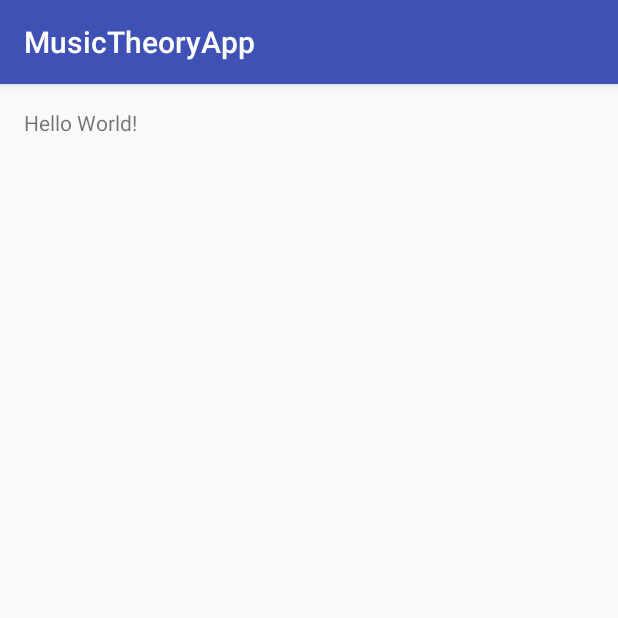
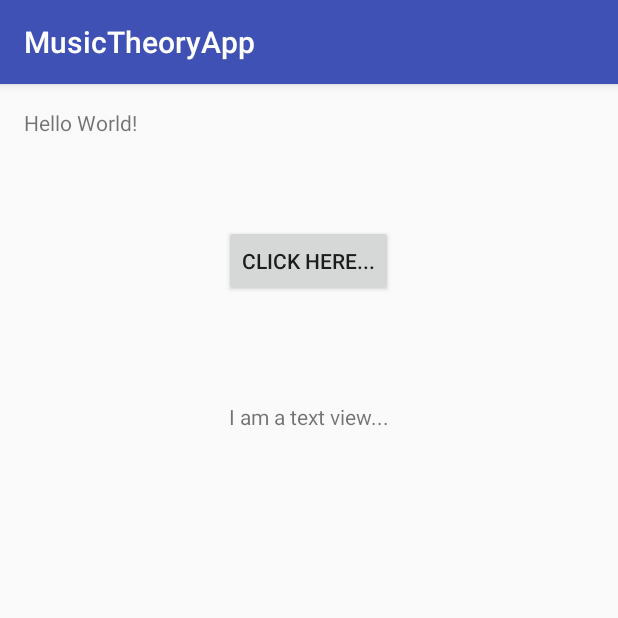
Before and after one commit to jacobcarey/team-1-android-app, an Android app: the screen it shows after launch (MainActivity), on a phone screen of 412 x 824 dp, the top half of it. Run offline under Robolectric (Android 15) with nearby library versions, the phone set to English and light mode, and no system bars.

Commit message:
Second commit. JC.

```diff
--- a/app/src/main/java/com/project/one/team/musictheoryapp/MainActivity.java
+++ b/app/src/main/java/com/project/one/team/musictheoryapp/MainActivity.java
@@ -2,12 +2,31 @@ package com.project.one.team.musictheoryapp;
 
 import android.support.v7.app.AppCompatActivity;
 import android.os.Bundle;
+import android.view.View;
+import android.widget.Button;
+import android.widget.TextView;
 
 public class MainActivity extends AppCompatActivity {
+
+    private Button testButton;
 
     @Override
     protected void onCreate(Bundle savedInstanceState) {
         super.onCreate(savedInstanceState);
         setContentView(R.layout.activity_main);
+
+        // Find button by ID.
+        testButton = (Button) findViewById(R.id.testButtonId);
+        testButton.setOnClickListener(new View.OnClickListener() {
+
+            @Override
+            public void onClick(View view) {
+                TextView txtView = (TextView) findViewById(R.id.testTextViewId);
+                txtView.setText("Would you look at that!");
+            }
+        });
+
     }
+
+
 }
--- a/app/src/main/res/layout/activity_main.xml
+++ b/app/src/main/res/layout/activity_main.xml
@@ -14,4 +14,22 @@
         android:layout_width="wrap_content"
         android:layout_height="wrap_content"
         android:text="Hello World!" />
+
+    <Button
+        android:text="Click here..."
+        android:layout_width="wrap_content"
+        android:layout_height="wrap_content"
+        android:id="@+id/testButtonId"
+        android:layout_below="@+id/textView"
+        android:layout_centerHorizontal="true"
+        android:layout_marginTop="78dp" />
+
+    <TextView
+        android:text="I am a text view..."
+        android:layout_width="wrap_content"
+        android:layout_height="wrap_content"
+        android:layout_below="@+id/testButtonId"
+        android:layout_centerHorizontal="true"
+        android:layout_marginTop="70dp"
+        android:id="@+id/testTextViewId" />
 </RelativeLayout>
```
